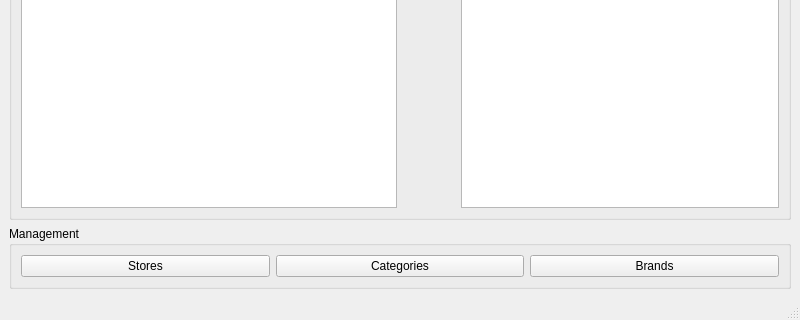
Above: slg_desktop/gui/mainwindow.ui from drulum/slg_desktop before the change; both pictures show x 0 to 800 and y 280 to 600 of the 800 by 600 pixel window. Below: the same form after it.
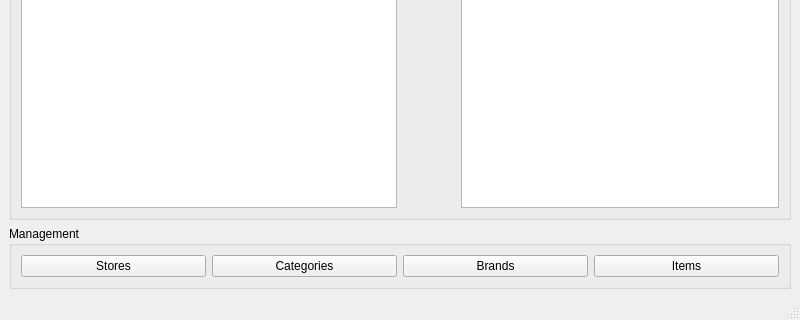
That is the form after the change.

Commit message: created window to add item entries and populated boilerplate code

```diff
--- a/slg_desktop/gui/mainwindow.ui
+++ b/slg_desktop/gui/mainwindow.ui
@@ -88,6 +88,13 @@
          </property>
         </widget>
        </item>
+       <item>
+        <widget class="QPushButton" name="itemsButton">
+         <property name="text">
+          <string>Items</string>
+         </property>
+        </widget>
+       </item>
       </layout>
      </widget>
     </item>
```
The commit also changes 5 other files.
